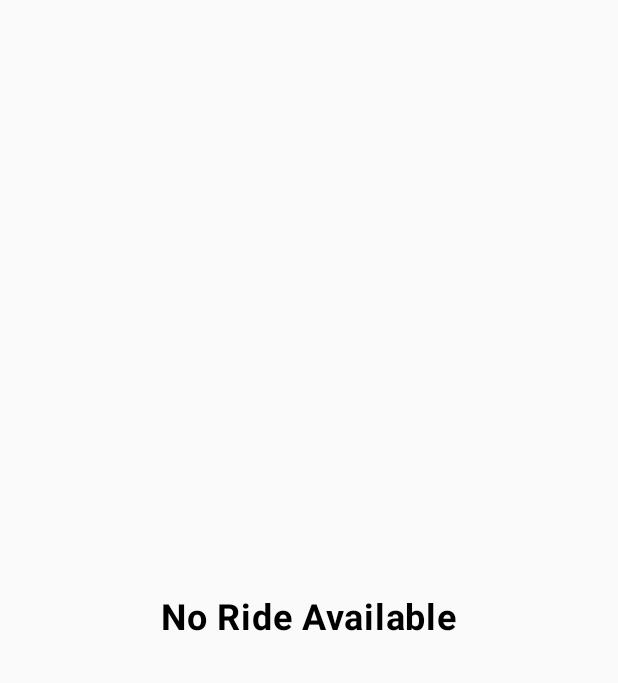
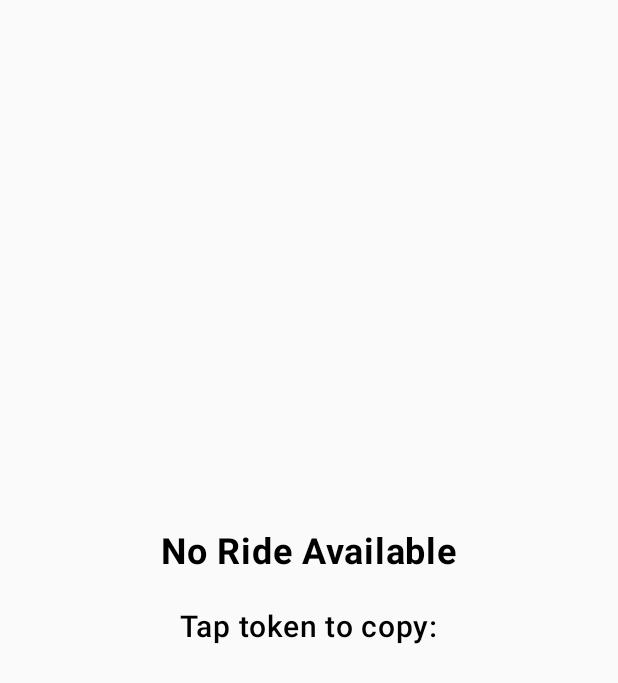
Before and after one commit to SumanAdithan/push-notification-kotlin, an Android app built with Jetpack Compose: the screen it shows after launch (MainActivity), on a phone screen of 412 x 824 dp. Shown: the top 683 px of the screen. Run offline under Robolectric (Android 15) with nearby library versions, the phone set to English and light mode, and no system bars.

Commit message:
ui screen updated

```diff
--- a/app/build.gradle.kts
+++ b/app/build.gradle.kts
@@ -11,7 +11,7 @@ android {
 
     defaultConfig {
         applicationId = "com.androidmate.pushnotification"
-        minSdk = 35
+        minSdk = 26
         targetSdk = 35
         versionCode = 1
         versionName = "1.0"
--- a/app/src/main/java/com/androidmate/pushnotification/MainActivity.kt
+++ b/app/src/main/java/com/androidmate/pushnotification/MainActivity.kt
@@ -10,105 +10,148 @@ import android.widget.Toast
 import androidx.activity.ComponentActivity
 import androidx.activity.compose.setContent
 import androidx.activity.result.contract.ActivityResultContracts
-import androidx.compose.foundation.layout.Box
+import androidx.compose.runtime.*
+import com.androidmate.pushnotification.ui.theme.PushnotificationTheme
+import com.google.firebase.messaging.FirebaseMessaging
+
+import androidx.compose.foundation.clickable
+import androidx.compose.foundation.layout.Column
+import androidx.compose.foundation.layout.padding
+import androidx.compose.foundation.layout.Arrangement
 import androidx.compose.foundation.layout.fillMaxSize
 import androidx.compose.material3.Text
-import androidx.compose.runtime.Composable
+import androidx.compose.runtime.mutableStateOf
+import androidx.compose.runtime.remember
+import androidx.compose.ui.text.AnnotatedString
+import androidx.compose.ui.platform.LocalClipboardManager
+import androidx.compose.ui.platform.ClipboardManager
+import androidx.compose.ui.unit.dp
+import androidx.compose.runtime.getValue
+import androidx.compose.runtime.setValue
 import androidx.compose.ui.Alignment
 import androidx.compose.ui.Modifier
+import androidx.compose.ui.platform.LocalContext
 import androidx.compose.ui.text.font.FontWeight
-import androidx.compose.ui.tooling.preview.Preview
 import androidx.compose.ui.unit.sp
-import com.androidmate.pushnotification.ui.theme.PushnotificationTheme
-import com.google.firebase.messaging.FirebaseMessaging
 
 class MainActivity : ComponentActivity() {
 
     private val requestPermissionLauncher = registerForActivityResult(
         ActivityResultContracts.RequestPermission()
-    ) { isGranted: Boolean ->
-        if (isGranted) {
-            Log.d("FCM", "Notification permission granted")
-        } else {
-            Log.d("FCM", "Notification permission denied")
-        }
-    }
+    ) {}
 
     override fun onCreate(savedInstanceState: Bundle?) {
         super.onCreate(savedInstanceState)
 
+        val sharedPrefs = getSharedPreferences("app_prefs", Context.MODE_PRIVATE)
+        val defaultMessage = sharedPrefs.getString("greeting", "No Ride Available") ?: "No Ride Available"
+
+        // Cancel notification if present
         val notificationId = intent?.getIntExtra("NOTIFICATION_ID", -1) ?: -1
-        val actionType = intent.getStringExtra("ACTION_TYPE")
+        val actionType = intent?.getStringExtra("ACTION_TYPE")
 
-        // Cancel notification
-        Log.d("notificationId--: ","notificationId--: $notificationId")
-        val notificationManager =
-            getSystemService(Context.NOTIFICATION_SERVICE) as NotificationManager
         if (notificationId != -1) {
+            val notificationManager = getSystemService(Context.NOTIFICATION_SERVICE) as NotificationManager
             notificationManager.cancel(notificationId)
+        }
+
+        // Update shared preferences if coming from notification
+        if (intent.getBooleanExtra("FROM_NOTIFICATION", false)) {
+            when (actionType) {
+                "ACCEPT" -> {
+                    sharedPrefs.edit().putString("greeting", "You Accepted the Ride").apply()
+                    Toast.makeText(this, "You accepted the ride", Toast.LENGTH_SHORT).show()
+                }
+                "REJECT" -> {
+                    sharedPrefs.edit().putString("greeting", "You Rejected the Ride").apply()
+                    Toast.makeText(this, "You rejected the ride", Toast.LENGTH_SHORT).show()
+                }
+            }
         }
 
         setContent {
             PushnotificationTheme {
-                Greeting("No Ride Available")
+                AppContent(defaultMessage)
             }
         }
 
-        if (intent.getBooleanExtra("FROM_NOTIFICATION", false)) {
-            when (actionType) {
-                "ACCEPT" -> {
-                    Toast.makeText(this, "You accepted the notification!", Toast.LENGTH_LONG).show()
-                    Log.d("ACTION", "Accepted")
-                    setContent {
-                        PushnotificationTheme {
-                            Greeting("You Accepted the ride")
-                        }
-                    }
-                }
-                "REJECT" -> {
-                    Toast.makeText(this, "You rejected the notification!", Toast.LENGTH_LONG).show()
-                    Log.d("ACTION", "Rejected")
-                    setContent {
-                        PushnotificationTheme {
-                            Greeting("You Rejected the ride")
-                        }
-                    }
-                }
-
-            }
-        }
-
-        // Request permission for notifications (Android 13+)
         if (Build.VERSION.SDK_INT >= Build.VERSION_CODES.TIRAMISU) {
             requestPermissionLauncher.launch(Manifest.permission.POST_NOTIFICATIONS)
         }
 
-        // Fetch FCM token
-        FirebaseMessaging.getInstance().token.addOnCompleteListener { task ->
-            if (!task.isSuccessful) {
-                Log.w("FCM", "Fetching FCM registration token failed", task.exception)
-                return@addOnCompleteListener
-            }
-            val token = task.result
-            Log.d("FCM", "Device Token: $token")
+        FirebaseMessaging.getInstance().subscribeToTopic("all_users")
+    }
+}
+
+@Composable
+fun MainScreen(greetingMessage: String, token: String) {
+    val clipboardManager: ClipboardManager = LocalClipboardManager.current
+    var copied by remember { mutableStateOf(false) }
+
+    Column(
+        modifier = Modifier
+            .fillMaxSize()
+            .padding(24.dp),
+        horizontalAlignment = Alignment.CenterHorizontally,
+        verticalArrangement = Arrangement.Center
+    ) {
+        Text(
+            text = greetingMessage,
+            fontSize = 24.sp,
+            fontWeight = FontWeight.Bold
+        )
+
+        Text(
+            text = "Tap token to copy:",
+            modifier = Modifier.padding(top = 24.dp),
+            fontSize = 20.sp,
+            fontWeight = FontWeight.SemiBold
+        )
+
+        Text(
+            text = token,
+            modifier = Modifier
+                .padding(top = 16.dp)
+                .clickable {
+                    clipboardManager.setText(AnnotatedString(token))
+                    copied = true
+                },
+            fontSize = 16.sp
+        )
+
+        if (copied) {
+            Text(
+                text = "Token copied!",
+                modifier = Modifier.padding(top = 16.dp),
+                fontSize = 14.sp,
+                fontWeight = FontWeight.Medium
+            )
         }
     }
 }
 
+
 @Composable
-fun Greeting(message: String) {
-    Box(
-        modifier = Modifier.fillMaxSize(),
-        contentAlignment = Alignment.Center
-    ) {
-        Text(text = message,fontSize = 24.sp,fontWeight = FontWeight.Bold)
+fun AppContent(initialGreeting: String) {
+    val context = LocalContext.current
+    var greetingMessage by remember { mutableStateOf(initialGreeting) }
+    var token by remember { mutableStateOf("") }
+
+    // Fetch token
+    LaunchedEffect(Unit) {
+        FirebaseMessaging.getInstance().token.addOnCompleteListener { task ->
+            if (task.isSuccessful) {
+                token = task.result
+                Log.d("FCM", "Token: $token")
+            }
+        }
     }
+
+    // Load latest greeting from shared preferences
+    LaunchedEffect(Unit) {
+        val sharedPrefs = context.getSharedPreferences("app_prefs", Context.MODE_PRIVATE)
+        greetingMessage = sharedPrefs.getString("greeting", "No Ride Available") ?: "No Ride Available"
+    }
+
+    MainScreen(greetingMessage, token)
 }
-
-@Preview(showBackground = true)
-@Composable
-fun GreetingPreview() {
-    PushnotificationTheme {
-        Greeting("Android")
-    }
-}
```
Also changed, not shown: app/src/main/java/com/androidmate/pushnotification/MyFirebaseMessagingService.kt (+1 -6 lines), 1 other file.
